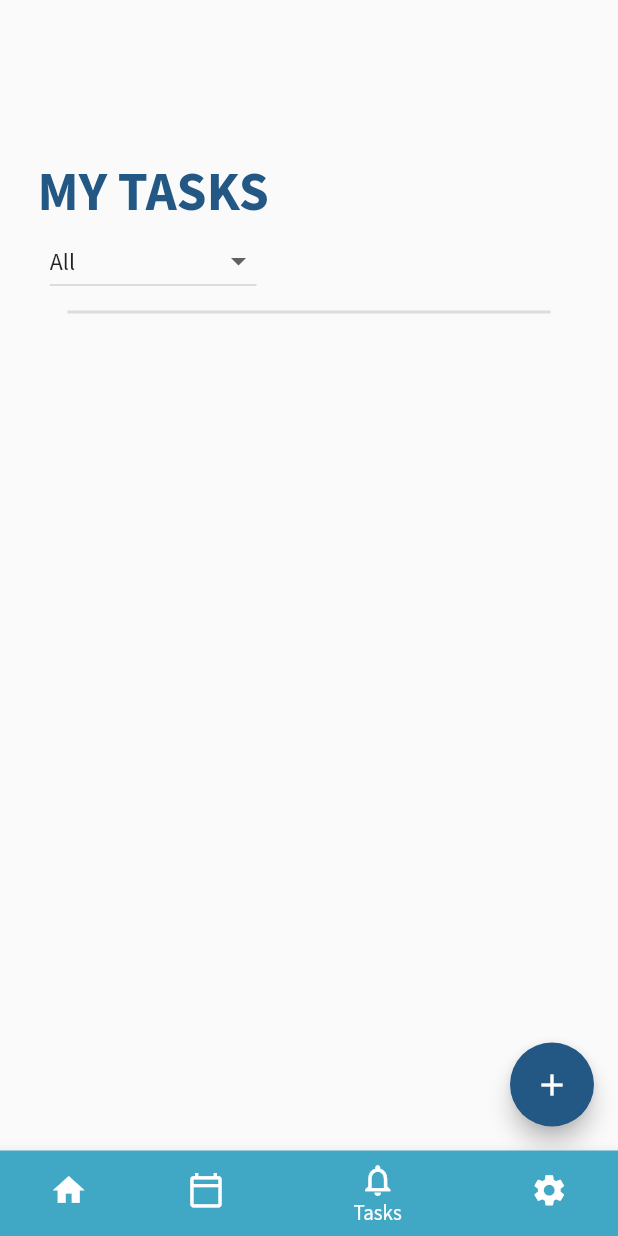
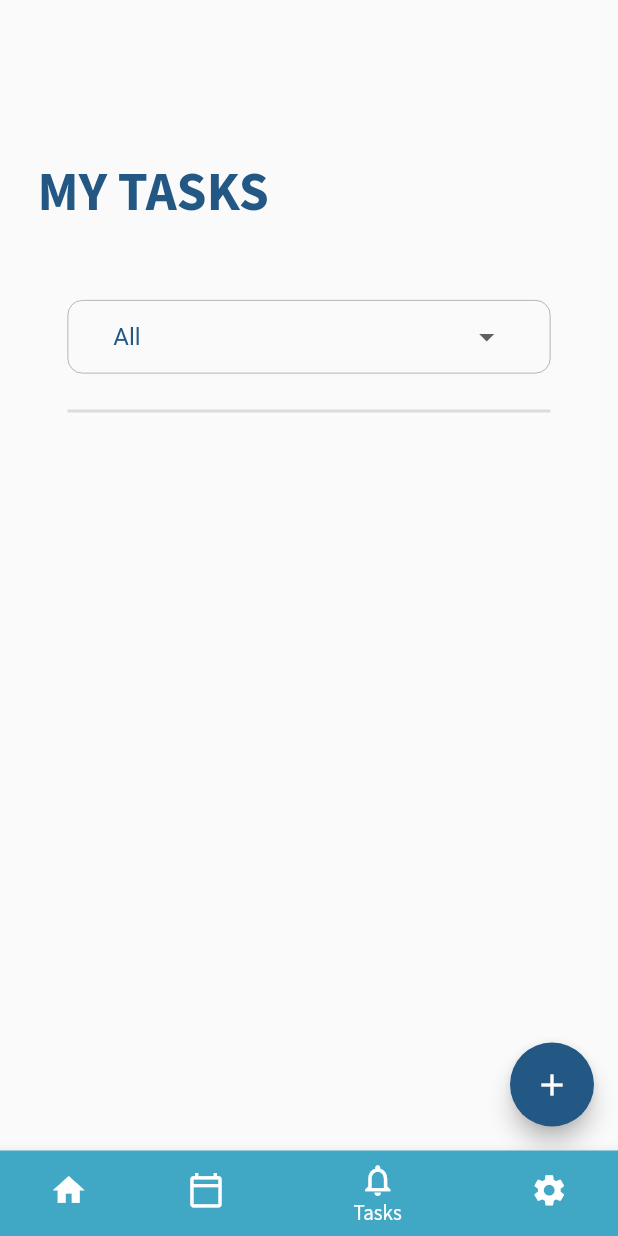
Before and after one commit to iMaro40/CS192_S2_Group5, a Flutter app: the screen it shows once a user with an empty profile is signed in, item 3 of the bottom bar chosen, on a phone screen of 412 x 824 dp. Run offline on Flutter 3.47's test engine with Material 2 defaults, Android fonts, the phone set to English and light mode, and no system bars; our stand-ins replace cloud_firestore, firebase_auth, firebase_core, ionicons, table_calendar; missing offline and left inert: dart:ffi; accounts and stored records are empty.

Commit message:
Fix UI bugs

```diff
--- a/lib/views/tasks.dart
+++ b/lib/views/tasks.dart
@@ -66,13 +66,31 @@ class _Tasks extends State<Tasks> {
             children: <Widget>[
               SizedBox(height: 80.0),
               Align(
-                alignment: Alignment.topLeft,
-                child:
+                alignment: Alignment.centerLeft,
+                child: Text(
+                  'MY TASKS', style: header_text, textAlign: TextAlign.left)
+              ),
+              SizedBox(height: 20),
               Column(
                 children: [
-                      Text('MY TASKS', style: header_text),
-                      DropdownButton(
+                  SizedBox(height: 30),
+                  Container(
+                    margin: new EdgeInsets.symmetric(horizontal: 20.0),
+                    padding: EdgeInsets.symmetric(horizontal: 10.0),
+                    decoration: BoxDecoration(
+                      borderRadius: BorderRadius.circular(10.0),
+                      border: Border.all(
+                          color: Colors.grey, style: BorderStyle.solid, width: 0.5),
+                    ),
+                    child: Padding(
+                      padding: const EdgeInsets.only(left:20.0, right: 20.0),
+                      child: DropdownButtonHideUnderline(
+                        child: DropdownButton(
+                          isExpanded: true,
+                          elevation: 0,
+                          hint: new Text("Pick a cateogry"),
                           value: selectedCategory,
+                          style: const TextStyle(color: dark_blue, fontSize: 16),
                           items: categoriesSet.toList()
                               .map<DropdownMenuItem<String>>((value) {
                             return DropdownMenuItem<String>(
@@ -99,22 +117,14 @@ class _Tasks extends State<Tasks> {
                               }
                             });
                           },
+                        ),
+                      ),
+                    ),
                   )
                 ],
-                  )
               ),
-              // SizedBox(height: 50.0),
-              // Padding(
-              //   padding: const EdgeInsets.all(10.0),
-              //   child: Row( //Task category initials
-              //     children: [
-              //       TaskCategory(category_initial: 'A'), //fetch category initial
-              //       TaskCategory(category_initial: 'W'),
-              //     ],
-              //   ),
-              // ),
               Divider(
-                height: 20,
+                height: 50,
                 thickness: 2,
                 indent: 20,
                 endIndent: 20,
```
Lines whose indentation alone changed are shown as unchanged.
